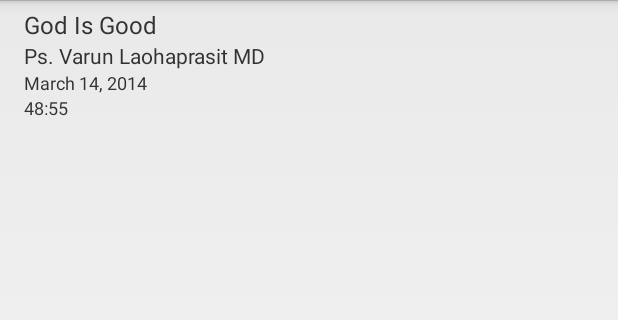
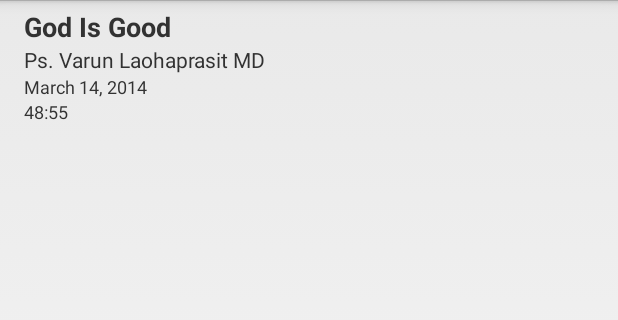
Before and after one commit to newhic/android-nhic-app, an Android app: the layout podcast_item_row.xml on its own in the app's theme, with its tools: preview values and no code run, on a phone screen of 412 x 824 dp, the part 72-392 px from its top. Run offline under Robolectric (Android 15) with nearby library versions, the phone set to English and light mode, and no system bars; network calls fail.

Commit message:
Increase size of titles in announcements and podcasts.

```diff
--- a/app/src/main/res/layout/announcement_item_row.xml
+++ b/app/src/main/res/layout/announcement_item_row.xml
@@ -11,7 +11,8 @@
         android:ellipsize="end"
         android:maxLines="2"
         android:text="@string/defaultAnnouncement"
-        android:textSize="16sp" />
+        android:textStyle="bold"
+        android:textSize="18sp" />
 
     <TextView
         android:id="@+id/announcementDate"
--- a/app/src/main/res/layout/podcast_item_row.xml
+++ b/app/src/main/res/layout/podcast_item_row.xml
@@ -15,7 +15,8 @@
         android:ellipsize="end"
         android:maxLines="3"
         android:text="@string/defaultSermon"
-        android:textSize="16sp" />
+        android:textSize="18sp"
+        android:textStyle="bold"/>
 
     <TextView
         android:id="@+id/pastorName"
```
